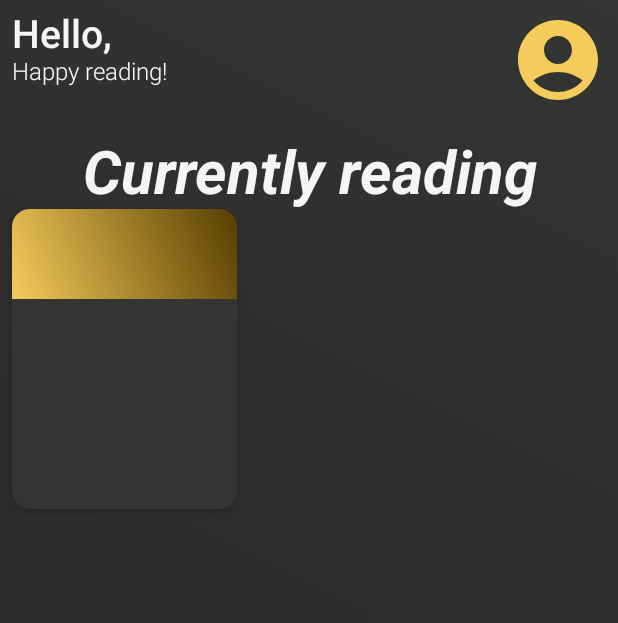
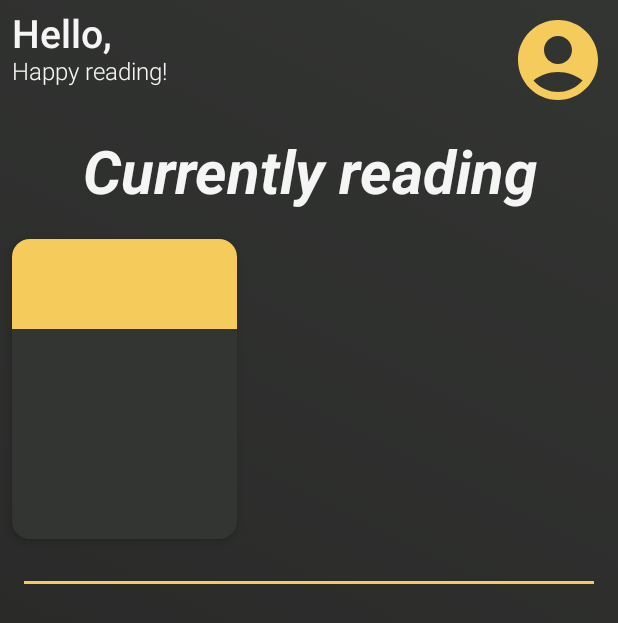
Before and after one commit to DEJA-1/READ, an Android app built with Jetpack Compose: the HomeScreen screen opened through its navigation route, on a phone screen of 412 x 824 dp. Shown: the top 623 px of the screen. Run offline under Robolectric (Android 15) with nearby library versions, the phone set to English and light mode, and no system bars; our stand-ins replace Dagger/Hilt's generated code, Firebase (no records; nobody signed in at launch, a user with empty details on screens opened directly).

Commit message:
hoist login screen components to LoginViewModel

```diff
--- a/app/src/main/java/com/example/read/navigation/NavGraph.kt
+++ b/app/src/main/java/com/example/read/navigation/NavGraph.kt
@@ -20,7 +20,7 @@ fun NavGraph() {
 
     NavHost(
         navController = navController,
-        startDestination = Screen.Home.route
+        startDestination = Screen.Login.route
     ) {
         composable(
             route = Screen.Home.route
--- a/app/src/main/java/com/example/read/presentation/common_components/MyButton.kt
+++ b/app/src/main/java/com/example/read/presentation/common_components/MyButton.kt
@@ -19,16 +19,15 @@ import androidx.compose.ui.text.font.FontWeight
 import androidx.compose.ui.tooling.preview.Preview
 import androidx.compose.ui.unit.dp
 import androidx.hilt.navigation.compose.hiltViewModel
+import androidx.lifecycle.ViewModel
 import com.example.read.commons.AppColors
 import com.example.read.presentation.screen.login.LoginViewModel
 import com.example.read.util.gradient
 
-@Preview
 @Composable
 fun MyButton(
     modifier: Modifier = Modifier,
     text: String = "CONTINUE",
-    viewModel: LoginViewModel = hiltViewModel(),
     onButtonClicked: () -> Unit = {},
 ) {
     Box(
--- a/app/src/main/java/com/example/read/presentation/common_components/TextInputField.kt
+++ b/app/src/main/java/com/example/read/presentation/common_components/TextInputField.kt
@@ -16,12 +16,12 @@ import androidx.compose.ui.text.input.KeyboardType
 import androidx.compose.ui.text.input.PasswordVisualTransformation
 import androidx.compose.ui.text.input.VisualTransformation
 import androidx.hilt.navigation.compose.hiltViewModel
+import androidx.lifecycle.ViewModel
 import com.example.read.commons.AppColors
 import com.example.read.presentation.screen.login.LoginViewModel
 
 @Composable
 fun TextInputField(
-    viewModel: LoginViewModel = androidx.lifecycle.viewmodel.compose.viewModel(),
     valueState: MutableState<String>,
     modifier: Modifier = Modifier,
     enabled: Boolean = true,
@@ -29,10 +29,13 @@ fun TextInputField(
     label: String,
     focusedBorderColor: Color = AppColors.mMain,
     focusedLabelColor: Color = AppColors.mMain,
+    unfocusedBorderColor: Color = Color.LightGray,
+    unfocusedLabelColor: Color = Color.LightGray,
     keyboardType: KeyboardType = KeyboardType.Text,
     imeAction: ImeAction = ImeAction.Next,
     onAction: KeyboardActions = KeyboardActions.Default,
-    isPassword: Boolean = false
+    isPassword: Boolean = false,
+    trailingIcon: @Composable() () -> Unit
 ) {
 
     val visualTransformation = if (isPassword)
@@ -45,23 +48,19 @@ fun TextInputField(
         onValueChange = { valueState.value = it },
         modifier = modifier,
         singleLine = isSingleLane,
-        trailingIcon = {
-            if (viewModel.isError.value || viewModel.isErrorSignUp.value)
-                Icon(
-                    imageVector = Icons.Filled.Error,
-                    contentDescription = "error icon",
-                    tint = MaterialTheme.colors.error
-                )
-        },
+        trailingIcon = trailingIcon,
+//        {
+//
+//        },
         enabled = enabled,
         label = { Text(text = label) },
         keyboardOptions = KeyboardOptions(keyboardType = keyboardType, imeAction = imeAction),
         keyboardActions = onAction,
         colors = TextFieldDefaults.outlinedTextFieldColors(
-            focusedBorderColor = if (viewModel.isError.value || viewModel.isErrorSignUp.value) MaterialTheme.colors.error else focusedBorderColor,
-            focusedLabelColor = if (viewModel.isError.value || viewModel.isErrorSignUp.value) MaterialTheme.colors.error else focusedLabelColor,
-            unfocusedBorderColor = if (viewModel.isError.value || viewModel.isErrorSignUp.value) MaterialTheme.colors.error else Color.LightGray,
-            unfocusedLabelColor = if (viewModel.isError.value || viewModel.isErrorSignUp.value) MaterialTheme.colors.error else Color.LightGray,
+            focusedBorderColor = focusedBorderColor,
+            focusedLabelColor = focusedLabelColor,
+            unfocusedBorderColor = unfocusedBorderColor,
+            unfocusedLabelColor = unfocusedLabelColor,
             cursorColor = AppColors.mMain
         ),
         textStyle = TextStyle(color = AppColors.mTextWhite),
--- a/app/src/main/java/com/example/read/presentation/screen/home/HomeScreen.kt
+++ b/app/src/main/java/com/example/read/presentation/screen/home/HomeScreen.kt
@@ -2,6 +2,7 @@ package com.example.read.presentation.screen.home
 
 import androidx.compose.foundation.background
 import androidx.compose.foundation.layout.*
+import androidx.compose.material.Divider
 import androidx.compose.runtime.Composable
 import androidx.compose.ui.Modifier
 import androidx.compose.ui.unit.dp
@@ -34,6 +35,14 @@ fun HomeScreen(
             Spacer(modifier = Modifier.height(20.dp))
 
             CurrentlyReadingSection()
+
+            Spacer(modifier = Modifier.height(20.dp))
+
+            Divider(
+                modifier = Modifier.padding(start = 8.dp, end = 8.dp),
+                color = AppColors.mMain,
+                thickness = 2.dp
+            )
         }
 
     }
--- a/app/src/main/java/com/example/read/presentation/screen/home/components/BookRow.kt
+++ b/app/src/main/java/com/example/read/presentation/screen/home/components/BookRow.kt
@@ -35,7 +35,7 @@ fun BookRow(
             Box(
                 modifier = Modifier.fillMaxWidth()
                     .fillMaxHeight(0.3f)
-                    .background(gradient(colors = listOf(AppColors.mMain, AppColors.mForGradient)))
+                    .background(AppColors.mMain)
             )
         }
     }
--- a/app/src/main/java/com/example/read/presentation/screen/home/components/CurrentlyReadingSection.kt
+++ b/app/src/main/java/com/example/read/presentation/screen/home/components/CurrentlyReadingSection.kt
@@ -1,9 +1,6 @@
 package com.example.read.presentation.screen.home.components
 
-import androidx.compose.foundation.layout.Column
-import androidx.compose.foundation.layout.fillMaxSize
-import androidx.compose.foundation.layout.fillMaxWidth
-import androidx.compose.foundation.layout.padding
+import androidx.compose.foundation.layout.*
 import androidx.compose.material.Text
 import androidx.compose.runtime.Composable
 import androidx.compose.ui.Modifier
@@ -32,6 +29,8 @@ fun CurrentlyReadingSection() {
             textAlign = TextAlign.Center
         )
 
+        Spacer(modifier = Modifier.height(20.dp))
+
         BookRow()
     }
 }
--- a/app/src/main/java/com/example/read/presentation/screen/login/components/LoginSection.kt
+++ b/app/src/main/java/com/example/read/presentation/screen/login/components/LoginSection.kt
@@ -1,14 +1,17 @@
 package com.example.read.presentation.screen.login.components
 
-import android.util.Log
-import android.widget.Toast
 import androidx.compose.animation.AnimatedVisibility
+import androidx.compose.foundation.clickable
 import androidx.compose.foundation.layout.Column
 import androidx.compose.foundation.layout.fillMaxWidth
 import androidx.compose.foundation.layout.padding
 import androidx.compose.foundation.text.KeyboardActions
+import androidx.compose.material.Icon
 import androidx.compose.material.MaterialTheme
 import androidx.compose.material.Text
+import androidx.compose.material.icons.Icons
+import androidx.compose.material.icons.filled.Cancel
+import androidx.compose.material.icons.filled.Error
 import androidx.compose.runtime.Composable
 import androidx.compose.runtime.mutableStateOf
 import androidx.compose.runtime.remember
@@ -17,7 +20,6 @@ import androidx.compose.ui.ExperimentalComposeUiApi
 import androidx.compose.ui.Modifier
 import androidx.compose.ui.focus.FocusRequester
 import androidx.compose.ui.focus.focusRequester
-import androidx.compose.ui.graphics.Color
 import androidx.compose.ui.platform.LocalContext
 import androidx.compose.ui.platform.LocalSoftwareKeyboardController
 import androidx.compose.ui.text.font.FontStyle
@@ -25,10 +27,7 @@ import androidx.compose.ui.text.font.FontWeight
 import androidx.compose.ui.text.input.ImeAction
 import androidx.compose.ui.text.input.KeyboardType
 import androidx.compose.ui.unit.dp
-import androidx.hilt.navigation.compose.hiltViewModel
-import androidx.navigation.NavController
 import com.example.read.commons.AppColors
-import com.example.read.navigation.Screen
 import com.example.read.presentation.common_components.MyButton
 import com.example.read.presentation.common_components.TextInputField
 import com.example.read.presentation.screen.login.LoginViewModel
@@ -83,11 +82,30 @@ fun LoginSection(
         TextInputField(
             valueState = email,
             label = "Email",
+            focusedBorderColor = if (viewModel.isError.value || viewModel.isErrorSignUp.value) MaterialTheme.colors.error else AppColors.mMain,
+            focusedLabelColor = if (viewModel.isError.value || viewModel.isErrorSignUp.value) MaterialTheme.colors.error else AppColors.mMain,
             modifier = Modifier.fillMaxWidth(),
             onAction = KeyboardActions {
                 focusRequester.requestFocus()
             }
-        )
+        ) {
+            if (viewModel.isError.value || viewModel.isErrorSignUp.value)
+                Icon(
+                    imageVector = Icons.Filled.Error,
+                    contentDescription = "error icon",
+                    tint = MaterialTheme.colors.error
+                )
+            else {
+                Icon(
+                    modifier = Modifier.clickable {
+                        email.value = ""
+                    },
+                    imageVector = Icons.Filled.Cancel,
+                    contentDescription = "cancel icon",
+                    tint = AppColors.mMain
+                )
+            }
+        }
 
         AnimatedVisibility(
             visible = isPasswordVisible.value
@@ -95,6 +113,8 @@ fun LoginSection(
             TextInputField(
                 valueState = password,
                 label = "Password",
+                focusedBorderColor = if (viewModel.isError.value || viewModel.isErrorSignUp.value) MaterialTheme.colors.error else AppColors.mMain,
+                focusedLabelColor = if (viewModel.isError.value || viewModel.isErrorSignUp.value) MaterialTheme.colors.error else AppColors.mMain,
                 isPassword = true,
                 keyboardType = KeyboardType.Password,
                 imeAction = ImeAction.Done,
@@ -107,7 +127,24 @@ fun LoginSection(
                     isButtonVisible.value = true
                     keyboardController?.hide()
                 }
-            )
+            ) {
+                if (viewModel.isError.value || viewModel.isErrorSignUp.value)
+                    Icon(
+                        imageVector = Icons.Filled.Error,
+                        contentDescription = "error icon",
+                        tint = MaterialTheme.colors.error
+                    )
+                else {
+                    Icon(
+                        modifier = Modifier.clickable{
+                            password.value = ""
+                        },
+                        imageVector = Icons.Filled.Cancel,
+                        contentDescription = "cancel icon",
+                        tint = AppColors.mMain
+                    )
+                }
+            }
         }
 
         AnimatedVisibility(
```
